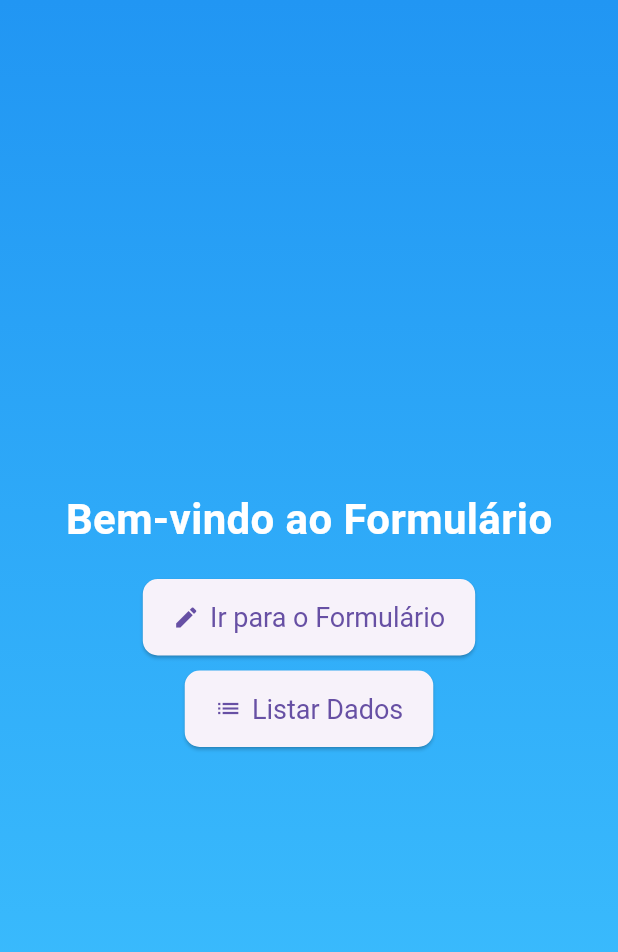
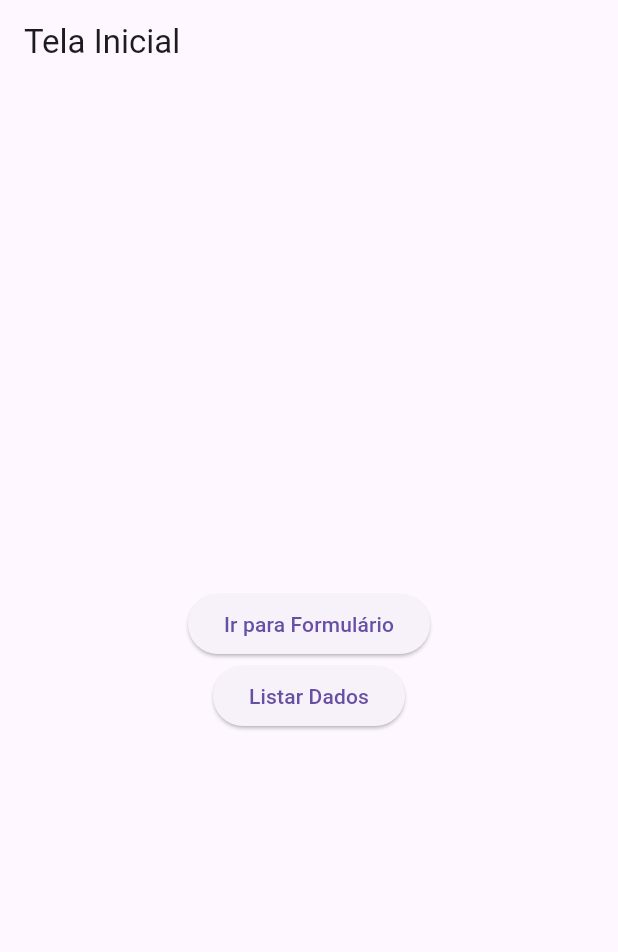
Before and after one commit to VituFelipe/formulario_api_flutter, a Flutter app: the screen it shows after launch, on a phone screen of 412 x 824 dp. Shown: the top 952 px of the screen. Run offline on Flutter 3.47's test engine with Material 3 defaults, Android fonts, the phone set to English and light mode, and no system bars.

Commit message:
versao final funcionando

```diff
--- a/lib/screens/form_screen.dart
+++ b/lib/screens/form_screen.dart
@@ -55,6 +55,8 @@ class _FormScreenState extends State<FormScreen> {
       }
     }
   }
+
+  // quero colocar um voltar para a tela anterior ou home screen
 
   @override
   Widget build(BuildContext context) {
--- a/lib/screens/home_screen.dart
+++ b/lib/screens/home_screen.dart
@@ -8,64 +8,24 @@ class HomeScreen extends StatelessWidget {
   @override
   Widget build(BuildContext context) {
     return Scaffold(
-      body: Container(
-        decoration: const BoxDecoration(
-          gradient: LinearGradient(
-            colors: [Colors.blue, Colors.lightBlueAccent],
-            begin: Alignment.topCenter,
-            end: Alignment.bottomCenter,
-          ),
-        ),
-        child: Center(
+      appBar: AppBar(title: const Text('Tela Inicial')),
+      body: Center(
         child: Column(
           mainAxisAlignment: MainAxisAlignment.center,
           children: [
-              const Text(
-                'Bem-vindo ao Formulário',
-                style: TextStyle(
-                  fontSize: 28,
-                  fontWeight: FontWeight.bold,
-                  color: Colors.white,
+            ElevatedButton(
+              onPressed: () {
+                Navigator.push(context, MaterialPageRoute(builder: (_) => const FormScreen()));
+              },
+              child: const Text('Ir para Formulário'),
             ),
-              ),
-              const SizedBox(height: 20),
-              ElevatedButton.icon(
+            ElevatedButton(
               onPressed: () {
-                  Navigator.push(
-                    context,
-                    MaterialPageRoute(builder: (context) => const FormScreen()),
-                  );
+                Navigator.push(context, MaterialPageRoute(builder: (_) => const ListScreen()));
               },
-                icon: const Icon(Icons.edit),
-                label: const Text('Ir para o Formulário'),
-                style: ElevatedButton.styleFrom(
-                  padding: const EdgeInsets.symmetric(horizontal: 20, vertical: 15),
-                  textStyle: const TextStyle(fontSize: 18),
-                  shape: RoundedRectangleBorder(
-                    borderRadius: BorderRadius.circular(10),
-                  ),
-                ),
-              ),
-              const SizedBox(height: 10),
-              ElevatedButton.icon(
-                onPressed: () {
-                  Navigator.push(
-                    context,
-                    MaterialPageRoute(builder: (context) => const ListScreen()),
-                  );
-                },
-                icon: const Icon(Icons.list),
-                label: const Text('Listar Dados'),
-                style: ElevatedButton.styleFrom(
-                  padding: const EdgeInsets.symmetric(horizontal: 20, vertical: 15),
-                  textStyle: const TextStyle(fontSize: 18),
-                  shape: RoundedRectangleBorder(
-                    borderRadius: BorderRadius.circular(10),
-                  ),
-                ),
+              child: const Text('Listar Dados'),
             ),
           ],
-          ),
         ),
       ),
     );
--- a/pubspec.yaml
+++ b/pubspec.yaml
@@ -30,6 +30,7 @@ environment:
 dependencies:
   flutter:
     sdk: flutter
+  http: ^1.2.1
 
   # The following adds the Cupertino Icons font to your application.
   # Use with the CupertinoIcons class for iOS style icons.
```
Also changed, not shown: lib/screens/list_screen.dart (+14 -35 lines), pubspec.lock. Lines whose indentation alone changed are shown as unchanged.
